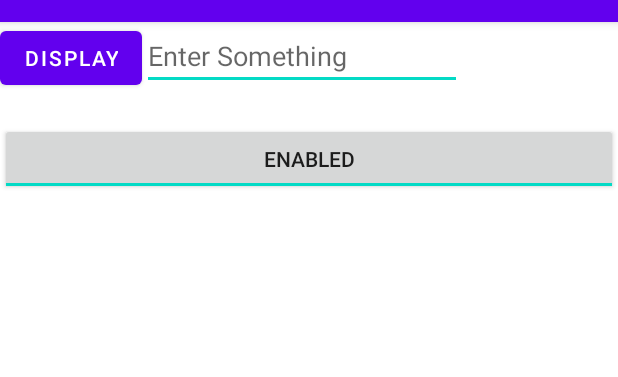
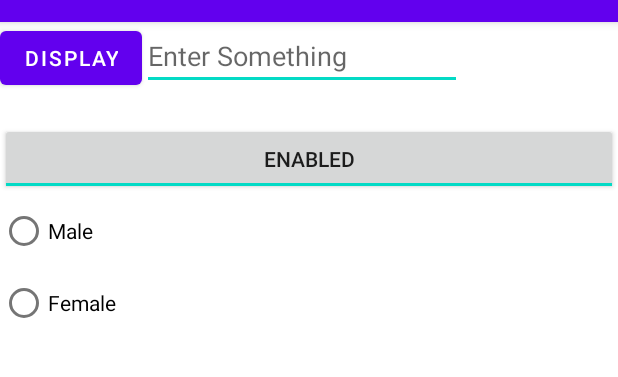
Before and after one commit to 21025432-Alvarez-Riel-Andrew-Miguel/DemosSimpleClick, an Android app: the screen it shows after launch (MainActivity), after a tap on "DISPLAY", on a phone screen of 412 x 824 dp, the part 62-439 px from its top. Run offline under Robolectric (Android 15) with nearby library versions, the phone set to English and light mode, and no system bars.

Commit message:
Worksheet answers

```diff
--- a/app/src/main/java/sg/edu/rp/c346/id21025432/demosimpleclick/MainActivity.java
+++ b/app/src/main/java/sg/edu/rp/c346/id21025432/demosimpleclick/MainActivity.java
@@ -6,6 +6,7 @@ import android.os.Bundle;
 import android.view.View;
 import android.widget.Button;
 import android.widget.EditText;
+import android.widget.RadioGroup;
 import android.widget.TextView;
 import android.widget.Toast;
 import android.widget.ToggleButton;
@@ -16,6 +17,7 @@ public class MainActivity extends AppCompatActivity {
     Button btnDisplay;
     EditText etInput;
     ToggleButton tbtn;
+    RadioGroup rgGender;
 
     @Override
     protected void onCreate(Bundle savedInstanceState) {
@@ -26,17 +28,25 @@ public class MainActivity extends AppCompatActivity {
         btnDisplay = findViewById(R.id.btn1);
         etInput = findViewById(R.id.editTextTextPersonName);
         tbtn = findViewById(R.id.toggleButtonEnabled);
+        rgGender = findViewById(R.id.radioGroupGender);
 
         btnDisplay.setOnClickListener(new View.OnClickListener() {
             @Override
             public void onClick(View v) {
                 // Code for the action
-                etInput.getText().toString();
                 String stringResponse = etInput.getText().toString();
+                int checkedRadioId = rgGender.getCheckedRadioButtonId();
+                if(checkedRadioId == R.id.radioButtonGenderMale){
+                    stringResponse = "He says " + stringResponse;
+                }
+                else if(checkedRadioId == R.id.radioButtonGenderFemale){
+                    stringResponse = "She says " + stringResponse;
+                }
+
                 tvDisplay.setText(stringResponse);
-
             }
         });
+
 
         tbtn.setOnClickListener(new View.OnClickListener() {
             @Override
--- a/app/src/main/res/layout/activity_main.xml
+++ b/app/src/main/res/layout/activity_main.xml
@@ -45,4 +45,22 @@
         android:textOff= "@string/disabled"
         android:textOn= "@string/enabled"/>
 
+    <RadioGroup
+        android:id="@+id/radioGroupGender"
+        android:layout_width="match_parent"
+        android:layout_height="match_parent" >
+
+        <RadioButton
+            android:id="@+id/radioButtonGenderMale"
+            android:layout_width="match_parent"
+            android:layout_height="wrap_content"
+            android:text="@string/m" />
+
+        <RadioButton
+            android:id="@+id/radioButtonGenderFemale"
+            android:layout_width="match_parent"
+            android:layout_height="wrap_content"
+            android:text="@string/f" />
+    </RadioGroup>
+
 </LinearLayout>
--- a/app/src/main/res/values/strings.xml
+++ b/app/src/main/res/values/strings.xml
@@ -4,4 +4,6 @@
     <string name="show">Display what user enters</string>
     <string name="disabled">Disabled</string>
     <string name="enabled">Enabled</string>
+    <string name="m">Male</string>
+    <string name="f">Female</string>
 </resources>
```
